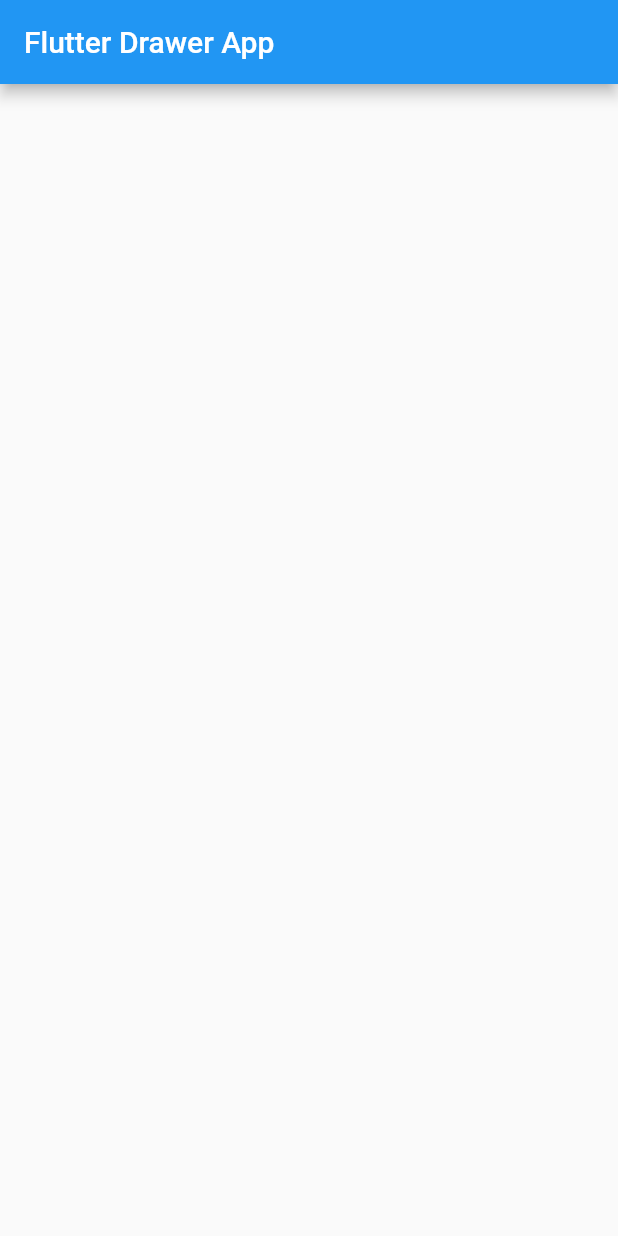
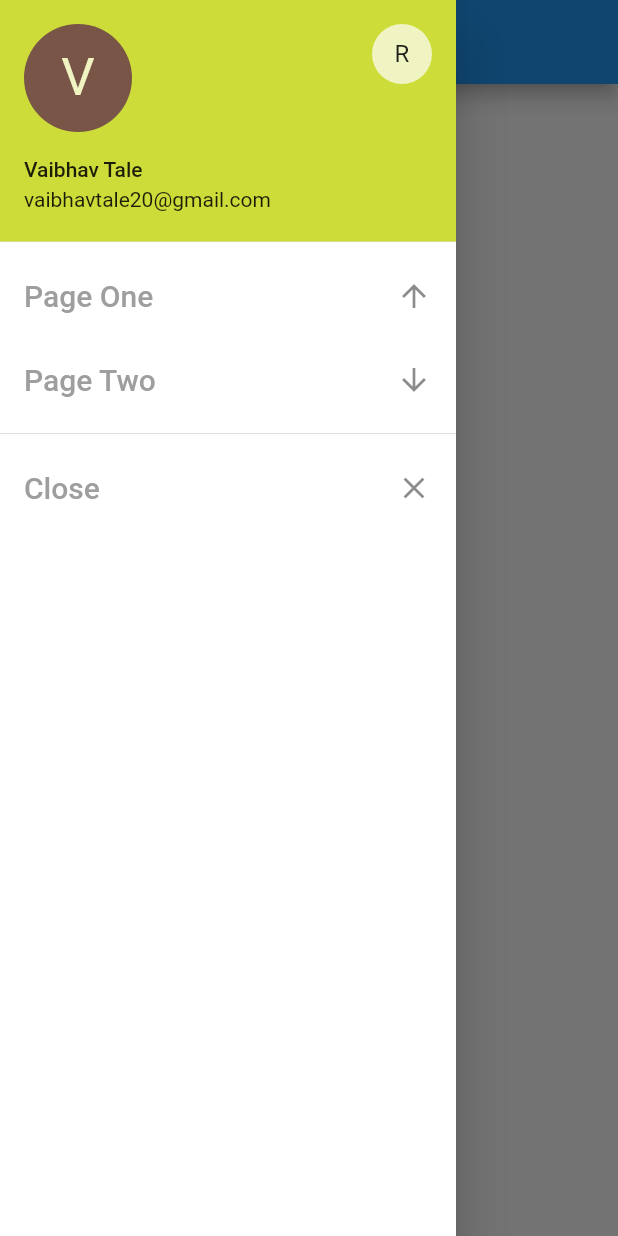
Before and after one commit to vaibhavtale/Flutter_Drawer_App, a Flutter app: the screen it shows after launch, with the side drawer open (before the commit the screen has no drawer), on a phone screen of 412 x 824 dp. Run offline on Flutter 3.47's test engine with Material 2 defaults, Android fonts, the phone set to English and light mode, and no system bars.

Commit message:
Added Routing with Navigator

```diff
--- a/lib/home.dart
+++ b/lib/home.dart
@@ -1,3 +1,5 @@
+import 'package:drawer_app/new_page.dart';
+import 'package:flutter/foundation.dart';
 import 'package:flutter/material.dart';
 
 class HomePage extends StatelessWidget {
@@ -7,8 +9,78 @@ class HomePage extends StatelessWidget {
   Widget build(BuildContext context) {
     return Scaffold(
       appBar: AppBar(
-        title: Text("Flutter Drawer App", style: TextStyle(color: Colors.white,),),
-        backgroundColor: Colors.blue,),
+        title: Text(
+          "Flutter Drawer App",
+          style: TextStyle(
+            color: Colors.white,
+          ),
+        ),
+        backgroundColor: Colors.blue,
+        elevation: defaultTargetPlatform == TargetPlatform.android ? 5.0 : 0.0,
+      ),
+      drawer: Drawer(
+        backgroundColor: Colors.white,
+        child: ListView(
+          children: <Widget>[
+            UserAccountsDrawerHeader(
+              accountName: Text("Vaibhav Tale"),
+              accountEmail: Text("vaibhavtale20@gmail.com"),
+              currentAccountPicture: CircleAvatar(
+                backgroundColor: Colors.brown,
+                child: Text(
+                  "V",
+                  style: TextStyle(fontSize: 35),
+                ),
+              ),
+              otherAccountsPictures: <Widget>[
+                CircleAvatar(
+                  child: Text("R"),
+                )
+              ],
+            ),
+            ListTile(
+              title: Text(
+                "Page One",
+                style: TextStyle(color: Colors.grey, fontSize: 20),
+              ),
+              trailing: Icon(Icons.arrow_upward),
+              onTap: () {
+                Navigator.of(context).pop();
+                Navigator.of(context).push(MaterialPageRoute(
+                    builder: (BuildContext context) =>
+                        NewPage(title: "Page One")));
+              },
+            ),
+            ListTile(
+              title: Text(
+                "Page Two",
+                style: TextStyle(color: Colors.grey, fontSize: 20),
+              ),
+              trailing: Icon(Icons.arrow_downward),
+              onTap: (){
+                Navigator.of(context).pop();
+                Navigator.of(context).push(MaterialPageRoute(builder: (BuildContext context)=> NewPage(title: "Second Page")));
+              },
+            ),
+            Divider(),
+            ListTile(
+              title: Text(
+                "Close",
+                style: TextStyle(color: Colors.grey, fontSize: 20),
+              ),
+              trailing: Icon(Icons.close),
+              onTap: () => Navigator.of(context).pop(),
+            )
+          ],
+        ),
+      ),
+      body: Container(
+        child: Center(
+            child: Text(
+          "Welcome User",
+          style: TextStyle(fontSize: 30, color: Colors.grey[500]),
+        )),
+      ),
     );
   }
 }
--- a/lib/main.dart
+++ b/lib/main.dart
@@ -1,3 +1,4 @@
+import 'package:drawer_app/new_page.dart';
 import 'package:flutter/material.dart';
 
 import 'home.dart';
@@ -10,6 +11,10 @@ void main() {
           primarySwatch: Colors.lime,
         ),
         home: HomePage(),
+        // routes: <String,WidgetBuilder>{
+        //   "/a":(BuildContext context) => NewPage(title: "Great Done",
+        //   )
+        // },
       )
   );
 }
--- /dev/null
+++ b/lib/new_page.dart
@@ -0,0 +1,20 @@
+import 'package:flutter/material.dart';
+
+class NewPage extends StatelessWidget {
+
+  final String? title;
+  const NewPage({Key? key,required this.title}) : super(key: key);
+
+
+  @override
+  Widget build(BuildContext context) {
+    return Scaffold(
+      appBar: AppBar(
+        title: Text(title.toString(),),
+      ),
+      body: Center(
+        child: Text(title.toString(), style: TextStyle(fontSize: 25, color: Colors.grey[500]),),
+      ),
+    );
+  }
+}
```
